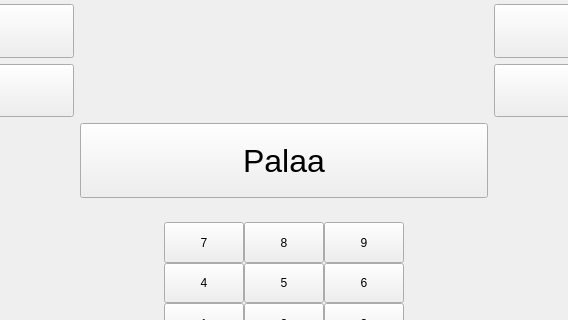
Qt form qt_frontend/BankSimul/mainwindow.ui (jerpism/banksimul_testdev) before a commit; both pictures show x 352 to 920 and y 279 to 599 of the 1272 by 703 pixel window.
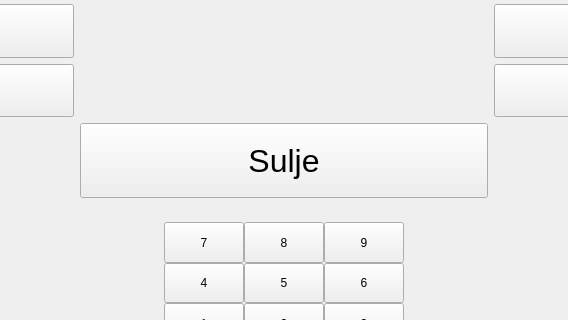
The same form after that commit. The open tabs and pages were chosen to show the change.

Commit message: Change text on buttons

```diff
--- a/qt_frontend/BankSimul/mainwindow.ui
+++ b/qt_frontend/BankSimul/mainwindow.ui
@@ -495,7 +495,7 @@
            </font>
           </property>
           <property name="text">
-           <string>Palaa</string>
+           <string>Sulje</string>
           </property>
          </widget>
         </item>
```
Left out of the diff: 8 changed lines with no effect on the pictures.
